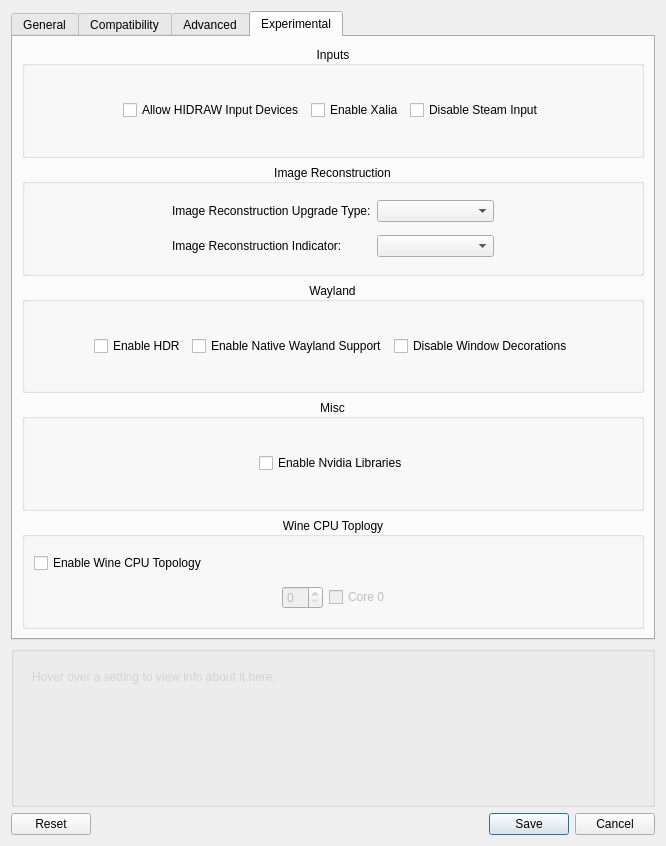
SeongGino/Nero-umu, file src/neroprefixsettings.ui: the form before one commit.
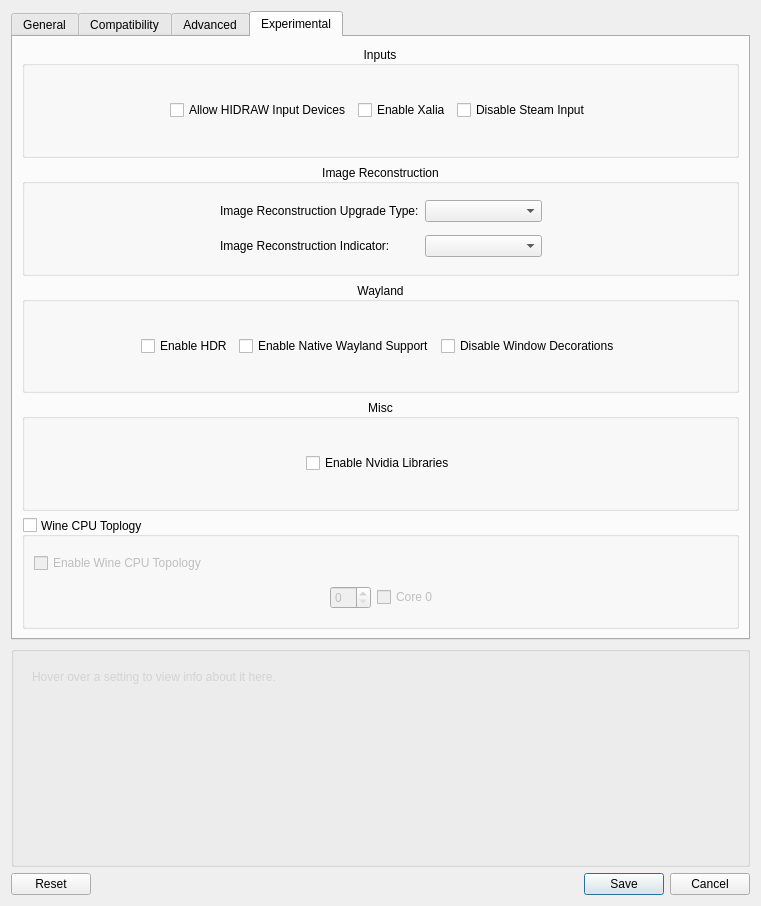
The form after the commit. Icons and pictures are not drawn.

```diff
--- a/src/neroprefixsettings.ui
+++ b/src/neroprefixsettings.ui
@@ -6,8 +6,8 @@
    <rect>
     <x>0</x>
     <y>0</y>
-    <width>666</width>
-    <height>846</height>
+    <width>761</width>
+    <height>906</height>
    </rect>
   </property>
   <property name="windowTitle">
@@ -2105,13 +2105,22 @@
           <string>Wine CPU Toplogy</string>
          </property>
          <property name="alignment">
-          <set>Qt::AlignmentFlag::AlignCenter</set>
+          <set>Qt::AlignmentFlag::AlignLeading|Qt::AlignmentFlag::AlignLeft|Qt::AlignmentFlag::AlignVCenter</set>
+         </property>
+         <property name="checkable">
+          <bool>true</bool>
+         </property>
+         <property name="checked">
+          <bool>false</bool>
+         </property>
+         <property name="isFor" stdset="0">
+          <string/>
          </property>
          <layout class="QGridLayout" name="wineGrid">
           <item row="1" column="1">
            <widget class="QSpinBox" name="cpuCount">
             <property name="enabled">
-             <bool>false</bool>
+             <bool>true</bool>
             </property>
             <property name="useFor" stdset="0">
              <string>CpuCount</string>
@@ -2121,7 +2130,7 @@
           <item row="1" column="2">
            <widget class="QCheckBox" name="core0">
             <property name="enabled">
-             <bool>false</bool>
+             <bool>true</bool>
             </property>
             <property name="text">
              <string notr="true">Core 0</string>
@@ -2210,8 +2219,8 @@
           <rect>
            <x>0</x>
            <y>0</y>
-           <width>624</width>
-           <height>68</height>
+           <width>707</width>
+           <height>72</height>
           </rect>
          </property>
          <layout class="QVBoxLayout" name="verticalLayout_6">
```
Left out of the diff: 4 changed lines with no effect on the pictures.
